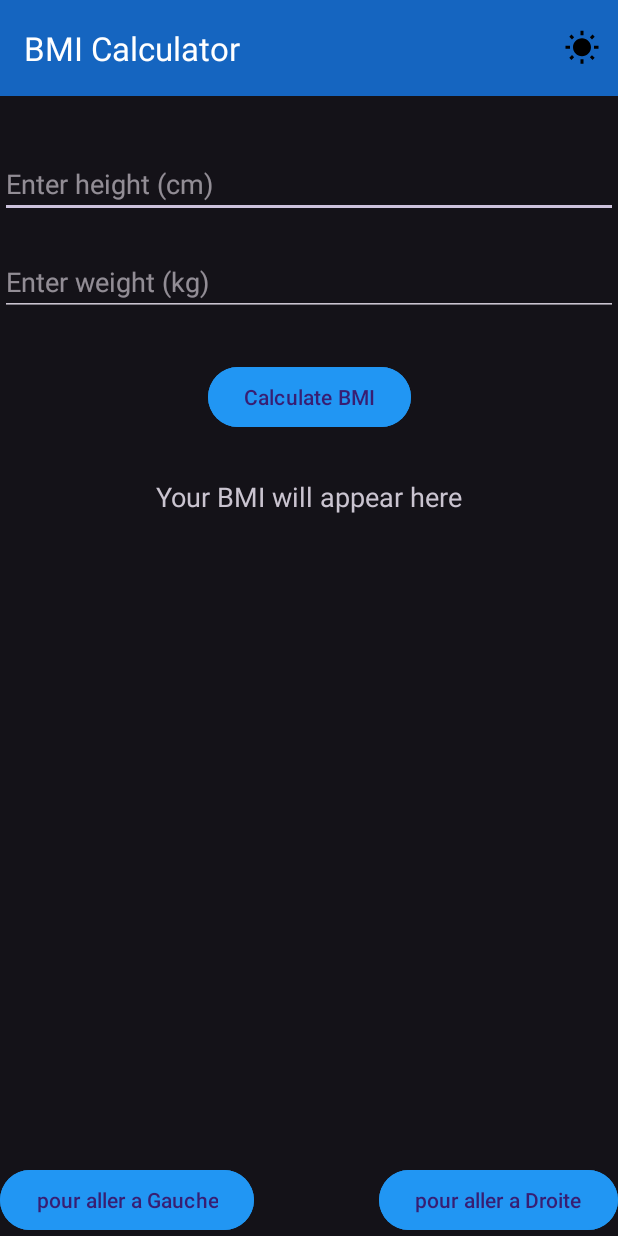
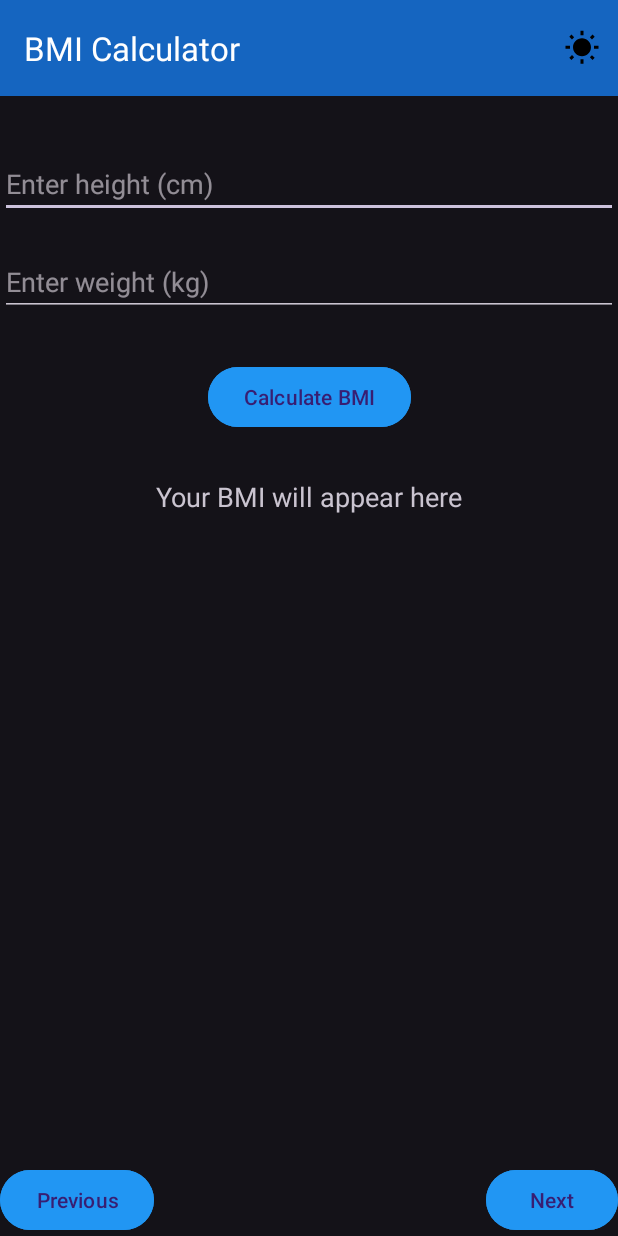
Before and after one commit to lucasbnrd05/kotlin_app, an Android app: the Page2 screen opened directly, with no data from a screen before it, on a phone screen of 412 x 824 dp. Run offline under Robolectric (Android 15) with nearby library versions, the light colour scheme and no system bars.

Commit message:
rename : bouttons previous and next

```diff
--- a/IMC/app/src/main/res/layout/page2.xml
+++ b/IMC/app/src/main/res/layout/page2.xml
@@ -76,7 +76,7 @@
         android:id="@+id/gauche"
         android:layout_width="wrap_content"
         android:layout_height="wrap_content"
-        android:text="pour aller a Gauche"
+        android:text="Previous"
         android:backgroundTint="@color/blue_button"
         app:layout_constraintStart_toStartOf="parent"
         app:layout_constraintBottom_toBottomOf="parent"
@@ -86,7 +86,7 @@
         android:id="@+id/droite"
         android:layout_width="wrap_content"
         android:layout_height="wrap_content"
-        android:text="pour aller a Droite"
+        android:text="Next"
         android:backgroundTint="@color/blue_button"
         app:layout_constraintEnd_toEndOf="parent"
         app:layout_constraintBottom_toBottomOf="parent"
--- a/IMC/app/src/main/res/layout/page3.xml
+++ b/IMC/app/src/main/res/layout/page3.xml
@@ -44,7 +44,7 @@
         android:id="@+id/gauche"
         android:layout_width="wrap_content"
         android:layout_height="wrap_content"
-        android:text="pour aller a Gauche"
+        android:text="Previous"
         android:backgroundTint="@color/blue_button"
         app:layout_constraintStart_toStartOf="parent"
         app:layout_constraintBottom_toBottomOf="parent"
```
